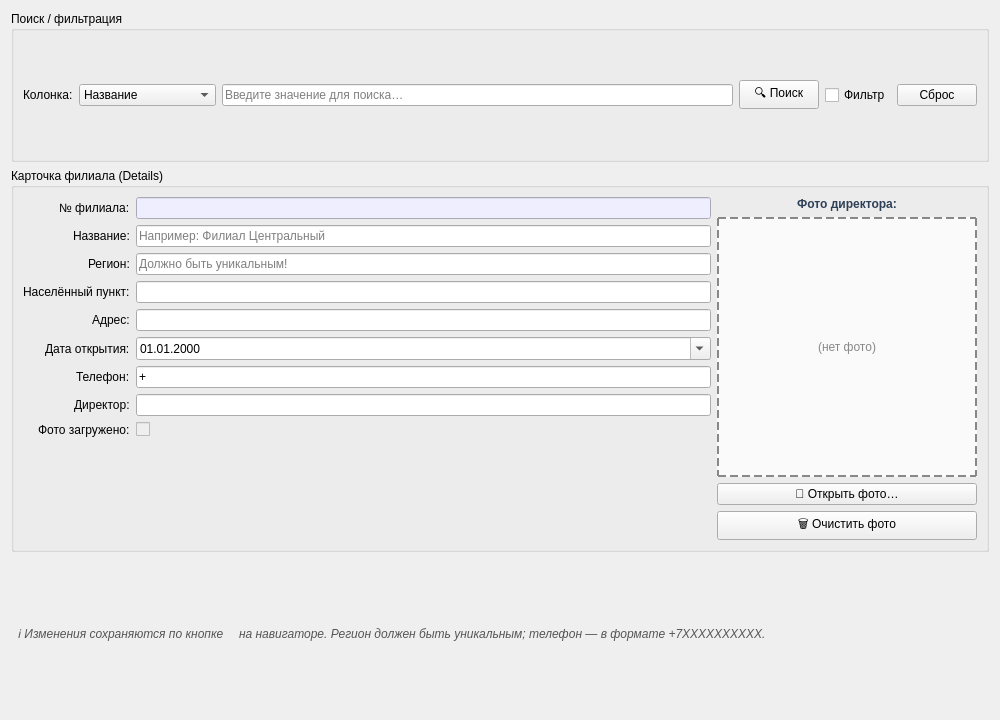
klmnkv/lab3, file ui/branch_office_details_form.ui: the form before one commit.
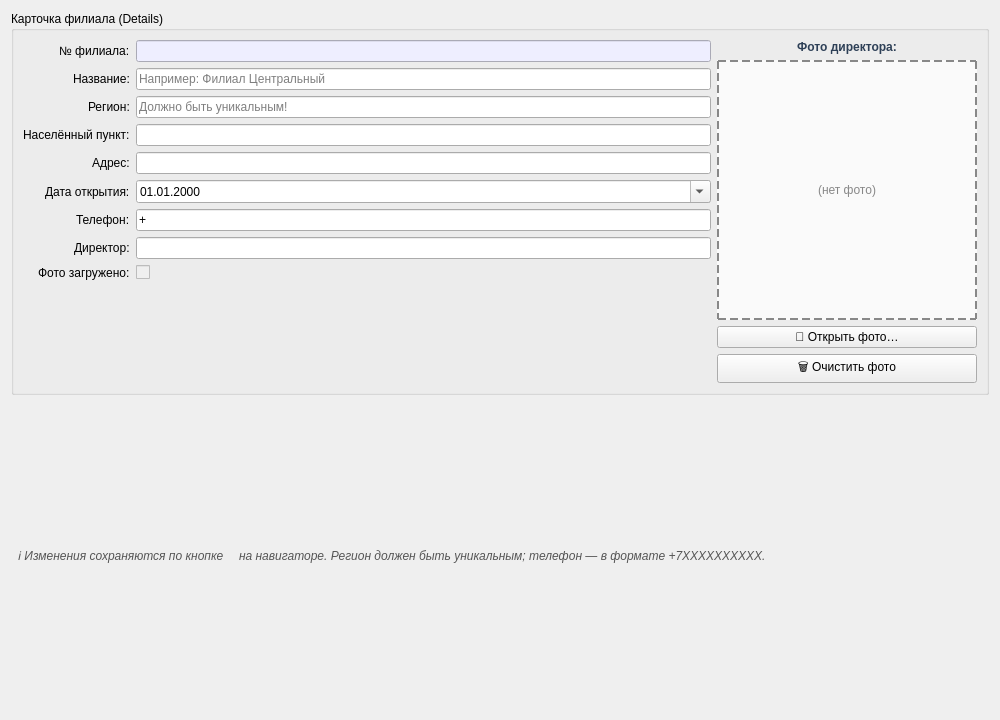
The form after the commit.

Commit message: Remove search/filter from Lab 2 Details forms

The edit to the form file:
```diff
--- a/ui/branch_office_details_form.ui
+++ b/ui/branch_office_details_form.ui
@@ -15,72 +15,6 @@
   </property>
   <layout class="QVBoxLayout" name="mainLayout">
    <!-- ============================================== -->
-   <!-- Поиск и фильтрация (в духе ЛР №2: поле ввода + чек-бокс «Фильтр») -->
-   <!-- ============================================== -->
-   <item>
-    <widget class="QGroupBox" name="groupSearch">
-     <property name="title">
-      <string>Поиск / фильтрация</string>
-     </property>
-     <layout class="QHBoxLayout" name="searchLayout">
-      <item>
-       <widget class="QLabel" name="labelSearchCol">
-        <property name="text">
-         <string>Колонка:</string>
-        </property>
-       </widget>
-      </item>
-      <item>
-       <widget class="QComboBox" name="comboColumn">
-        <item>
-         <property name="text"><string>Название</string></property>
-        </item>
-        <item>
-         <property name="text"><string>Регион</string></property>
-        </item>
-        <item>
-         <property name="text"><string>Населённый пункт</string></property>
-        </item>
-        <item>
-         <property name="text"><string>Адрес</string></property>
-        </item>
-        <item>
-         <property name="text"><string>Директор</string></property>
-        </item>
-       </widget>
-      </item>
-      <item>
-       <widget class="QLineEdit" name="searchInput">
-        <property name="placeholderText">
-         <string>Введите значение для поиска…</string>
-        </property>
-        <property name="clearButtonEnabled"><bool>true</bool></property>
-       </widget>
-      </item>
-      <item>
-       <widget class="QPushButton" name="btnFind">
-        <property name="text"><string>🔍 Поиск</string></property>
-        <property name="toolTip"><string>Найти подстроку</string></property>
-       </widget>
-      </item>
-      <item>
-       <widget class="QCheckBox" name="checkBoxFilter">
-        <property name="text"><string>Фильтр</string></property>
-        <property name="toolTip">
-         <string>Показывать ТОЛЬКО строки с точным совпадением</string>
-        </property>
-       </widget>
-      </item>
-      <item>
-       <widget class="QPushButton" name="btnReset">
-        <property name="text"><string>Сброс</string></property>
-       </widget>
-      </item>
-     </layout>
-    </widget>
-   </item>
-
-   <!-- ============================================== -->
    <!-- Details: каждое поле в отдельном компоненте  -->
    <!-- ============================================== -->
    <item>
```
The commit also changes 3 other files.
